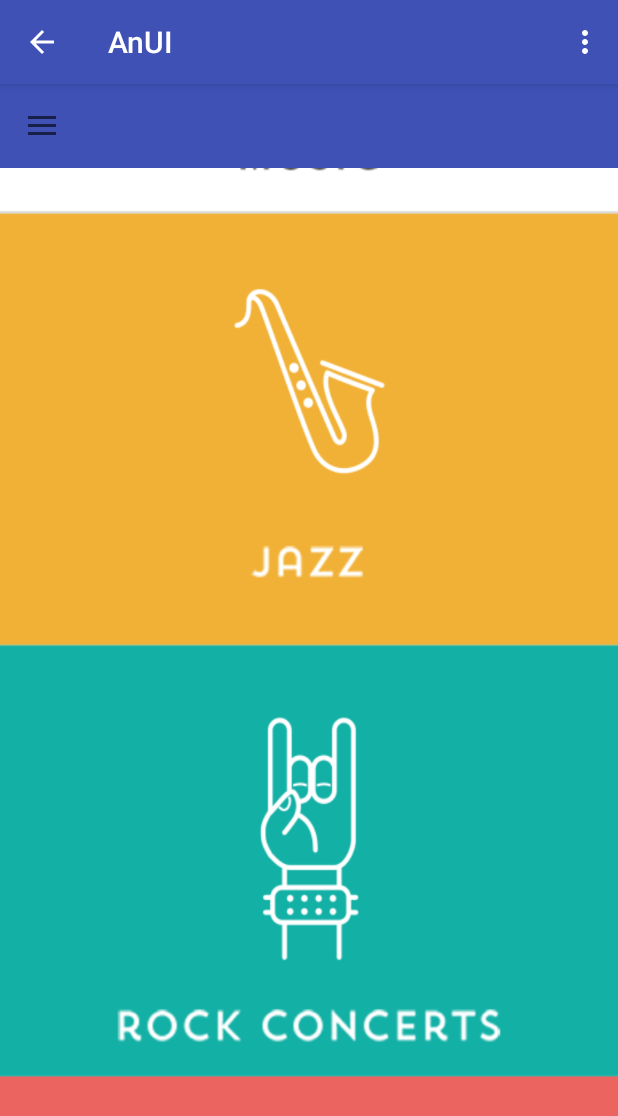
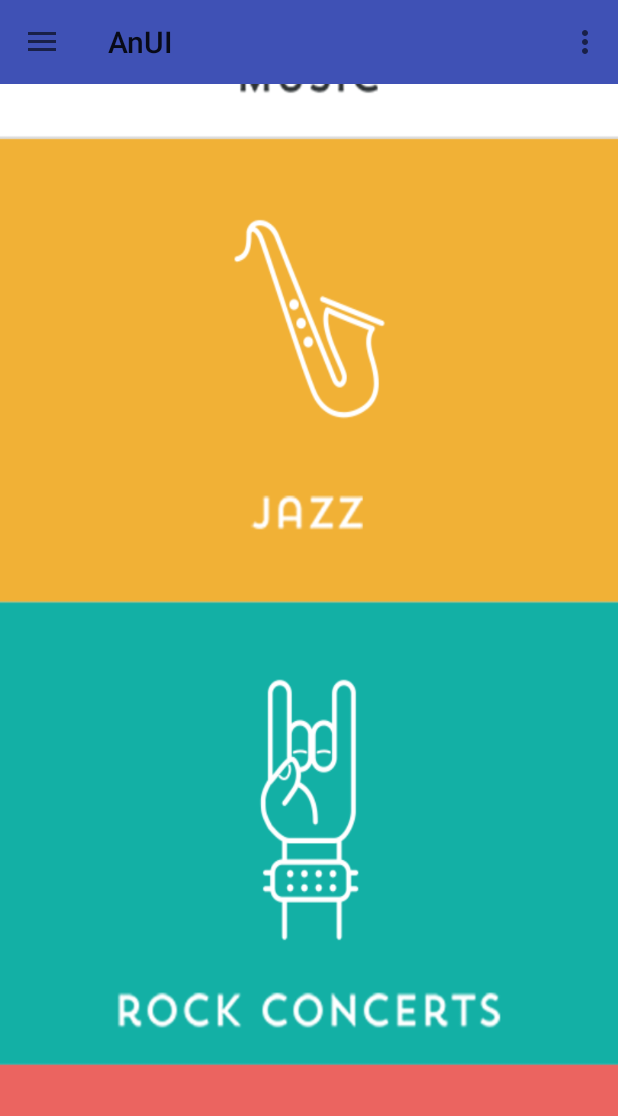
Before and after one commit to anapk/AnUI, an Android app: the screen it shows after launch (SliderActivity), after a tap on "SLIDERVIEW", on a phone screen of 412 x 824 dp. Shown: the top 1116 px of the screen. Run offline under Robolectric (Android 15) with nearby library versions, the phone set to English and light mode, and no system bars.

Commit message:
修正ActionBar问题奔溃
修正ActionBar问题奔溃

```diff
--- a/app/src/main/AndroidManifest.xml
+++ b/app/src/main/AndroidManifest.xml
@@ -18,7 +18,8 @@
         <activity android:name=".listview.AnListActivity" />
         <activity android:name=".girdview.AnGirdActivity" />
         <activity android:name=".tabview.TabActivity" />
-        <activity android:name=".slider.SliderActivity"></activity>
+        <activity android:name=".slider.SliderActivity"
+            android:theme="@style/AppTheme_NoActionBar"></activity>
     </application>
 
 </manifest>
--- a/app/src/main/res/values/styles.xml
+++ b/app/src/main/res/values/styles.xml
@@ -2,10 +2,16 @@
 
     <!-- Base application theme. -->
     <style name="AppTheme" parent="Theme.AppCompat.Light.DarkActionBar">
+
         <!-- Customize your theme here. -->
         <item name="colorPrimary">@color/colorPrimary</item>
         <item name="colorPrimaryDark">@color/colorPrimaryDark</item>
         <item name="colorAccent">@color/colorAccent</item>
     </style>
-
+    <style name="AppTheme_NoActionBar" parent="Theme.AppCompat.Light.NoActionBar">
+        <!-- Customize your theme here. -->
+        <item name="colorPrimary">@color/colorPrimary</item>
+        <item name="colorPrimaryDark">@color/colorPrimaryDark</item>
+        <item name="colorAccent">@color/colorAccent</item>
+    </style>
 </resources>
```
